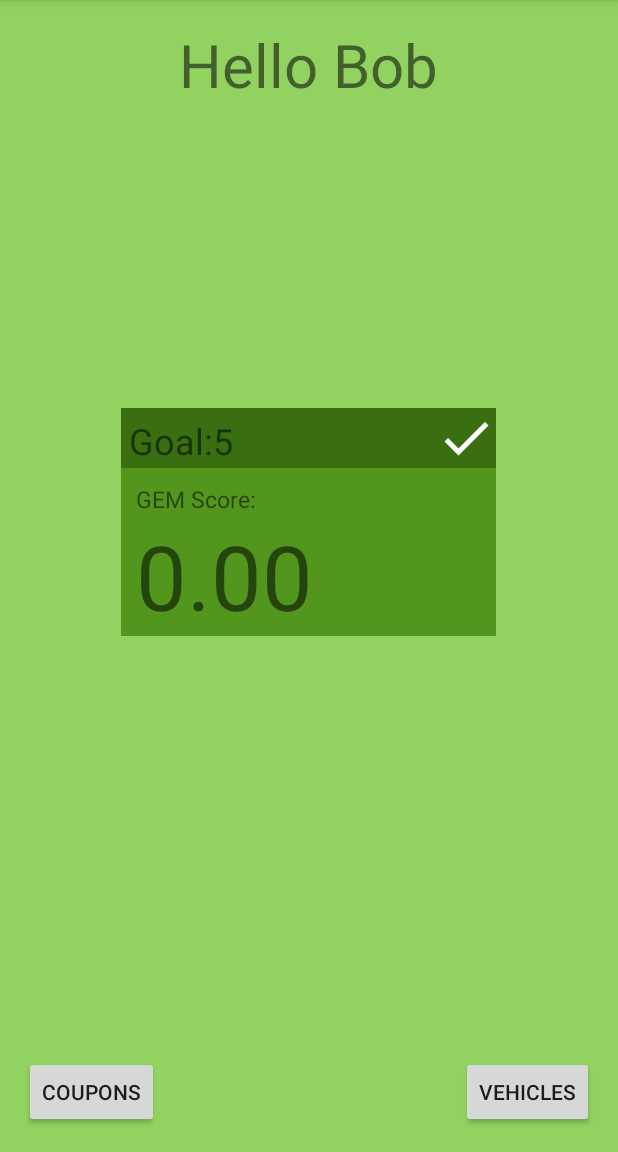
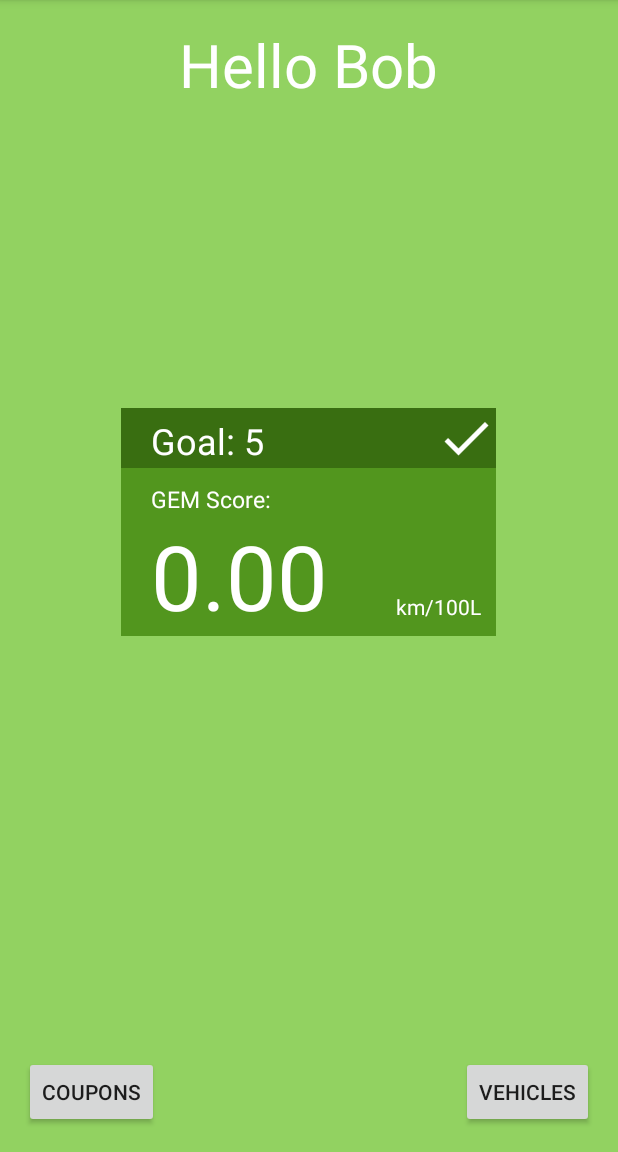
Before and after one commit to sarahyeo/EcoGEM, an Android app: the HomeActivity screen opened directly, with no data from a screen before it, on a phone screen of 412 x 824 dp, the part 84-1236 px from its top. Run offline under Robolectric (Android 15) with nearby library versions, the phone set to English and light mode, and no system bars; 1 statement that could not run was skipped.

Commit message:
Layout changes

```diff
--- a/app/src/main/java/com/cloud1001/ecogem/HomeActivity.java
+++ b/app/src/main/java/com/cloud1001/ecogem/HomeActivity.java
@@ -44,14 +44,19 @@ public class HomeActivity extends Activity {
         // Show user data
         mUserName.setText("Hello " + singleton.currentUser.UserName);
 
-        goal.setText("Goal:" + Integer.toString(calculateGoal()));
+        goal.setText("Goal: " + Integer.toString(calculateGoal()));
 
         if (calculateFuelScore() < calculateGoal()) {
             goalIcon.setBackgroundResource(R.drawable.ic_check_white_48dp);
             goal.setBackgroundColor(Color.parseColor("#396e11"));
+            fuelScore.setBackgroundColor(Color.parseColor("#52961E"));
+            scoreHeader.setBackgroundColor(Color.parseColor("#52961E"));
+
         } else {
             goalIcon.setBackgroundResource(R.drawable.ic_dnd_forwardslash_white_48dp);
-            goal.setBackgroundColor(Color.parseColor("#f37639"));
+            goal.setBackgroundColor(Color.parseColor("#e67e22"));
+            fuelScore.setBackgroundColor(Color.parseColor("#d35400"));
+            scoreHeader.setBackgroundColor(Color.parseColor("#d35400"));
         }
 
         String s = String.format("%.2f", calculateFuelScore());
--- a/app/src/main/res/layout/activity_home.xml
+++ b/app/src/main/res/layout/activity_home.xml
@@ -8,19 +8,22 @@
     android:id="@+id/relative_layout">
 
     <TextView android:text="10" android:layout_width="250dp"
+
         android:layout_height="wrap_content"
+        android:textColor="#ffffff"
         android:singleLine="false"
         android:id="@+id/fuelScore"
         android:nestedScrollingEnabled="false"
         android:background="#52961E"
         android:textSize="60dp"
         android:textAlignment="center"
-        android:paddingLeft="10dp"
+        android:paddingLeft="20dp"
         android:paddingTop="0dp"
         android:layout_centerVertical="true"
         android:layout_centerHorizontal="true" />
 
     <TextView
+        android:textColor="#ffffff"
         android:layout_width="wrap_content"
         android:layout_height="wrap_content"
         android:id="@+id/userName"
@@ -51,6 +54,7 @@
 
     <TextView
         android:layout_width="250dp"
+        android:textColor="#ffffff"
         android:layout_height="wrap_content"
         android:text="GEM Score:"
         android:id="@+id/scoreHeader"
@@ -58,7 +62,7 @@
         android:layout_centerHorizontal="true"
         android:background="#52961E"
         android:textSize="15dp"
-        android:paddingLeft="10dp"
+        android:paddingLeft="20dp"
         android:paddingTop="10dp" />
 
     <TextView
@@ -67,10 +71,13 @@
         android:text="Goal: 8"
         android:id="@+id/goal"
         android:background="#396E11"
+        android:textColor="#ffffff"
         android:textSize="24dp"
-        android:padding="5dp"
         android:layout_above="@+id/scoreHeader"
-        android:layout_alignEnd="@+id/goalIcon" />
+        android:layout_alignEnd="@+id/goalIcon"
+        android:paddingLeft="20dp"
+        android:paddingTop="5dp"
+        android:paddingBottom="5dp" />
 
     <ImageView
         android:layout_width="40dp"
@@ -80,4 +87,14 @@
         android:layout_alignBottom="@+id/goal"
         android:layout_alignEnd="@+id/scoreHeader" />
 
+    <TextView
+        android:textColor="#ffffff"
+        android:layout_width="wrap_content"
+        android:layout_height="wrap_content"
+        android:text="km/100L"
+        android:id="@+id/textView2"
+        android:layout_alignBottom="@+id/fuelScore"
+        android:layout_alignEnd="@+id/fuelScore"
+        android:padding="10dp" />
+
 </RelativeLayout>
```
Also changed, not shown: app/src/main/java/com/cloud1001/ecogem/CarActivity.java (+8 -2 lines), app/src/main/res/layout/activity_car.xml (+23 -4 lines), app/src/main/res/drawable/car_flat.png (added).
